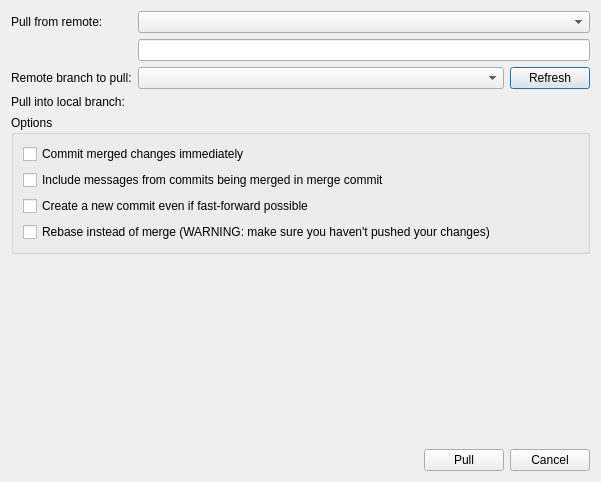
The window that qgitpulldialog.ui (bokic/gitmaster) describes before a commit, drawn with Qt 5.
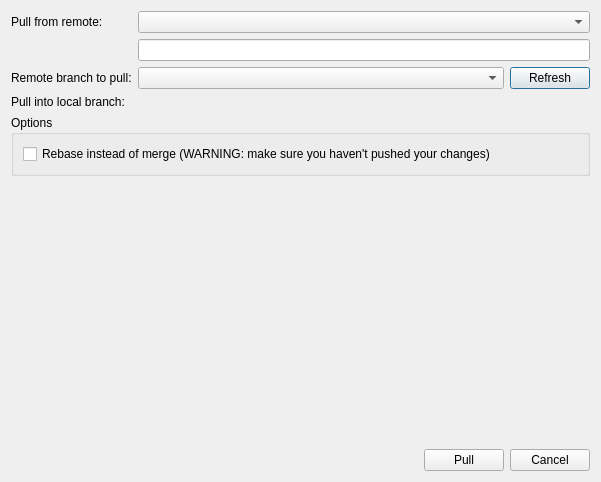
The same window after the commit.

Commit message: Remove unused checkboxes.

What changed in the file:
```diff
--- a/qgitpulldialog.ui
+++ b/qgitpulldialog.ui
@@ -68,27 +68,6 @@
       <string>Options</string>
      </property>
      <layout class="QVBoxLayout" name="verticalLayout_2">
-      <item>
-       <widget class="QCheckBox" name="commit_merged_checkBox">
-        <property name="text">
-         <string>Commit merged changes immediately</string>
-        </property>
-       </widget>
-      </item>
-      <item>
-       <widget class="QCheckBox" name="include_messages_checkBox">
-        <property name="text">
-         <string>Include messages from commits being merged in merge commit</string>
-        </property>
-       </widget>
-      </item>
-      <item>
-       <widget class="QCheckBox" name="create_new_commit_checkBox">
-        <property name="text">
-         <string>Create a new commit even if fast-forward possible</string>
-        </property>
-       </widget>
-      </item>
       <item>
        <widget class="QCheckBox" name="rebase_checkBox">
         <property name="text">
```
The commit also changes 2 other files.
